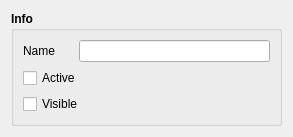
Above: DockTest/infowidget.ui from 0000duck/Qt-Engine before the change. Below: the same form after it.
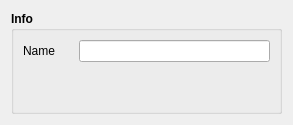
That is the form after the change.

```diff
--- a/DockTest/infowidget.ui
+++ b/DockTest/infowidget.ui
@@ -77,35 +77,6 @@
         </item>
        </layout>
       </item>
-      <item>
-       <widget class="QCheckBox" name="isActive">
-        <property name="font">
-         <font>
-          <weight>50</weight>
-          <bold>false</bold>
-         </font>
-        </property>
-        <property name="text">
-         <string>Active</string>
-        </property>
-       </widget>
-      </item>
-      <item>
-       <widget class="QCheckBox" name="isVisible">
-        <property name="font">
-         <font>
-          <weight>50</weight>
-          <bold>false</bold>
-         </font>
-        </property>
-        <property name="text">
-         <string>Visible</string>
-        </property>
-        <property name="checked">
-         <bool>false</bool>
-        </property>
-       </widget>
-      </item>
       <item>
        <spacer name="verticalSpacer">
         <property name="orientation">
```
